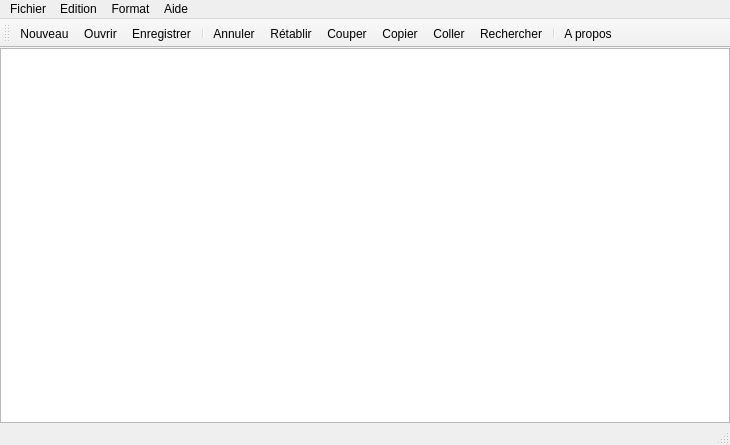
TheoMichaud/Apprendre_QT, file 04_BlocNotes/blocnotes.ui: the form before one commit.
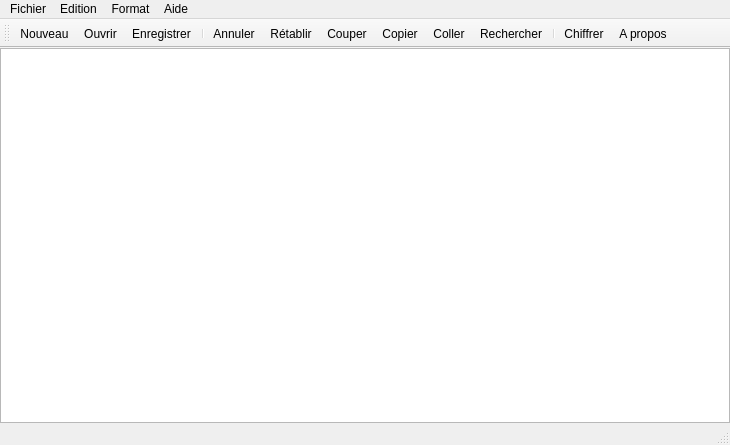
The form after the commit. Icons and pictures are not drawn.

```diff
--- a/04_BlocNotes/blocnotes.ui
+++ b/04_BlocNotes/blocnotes.ui
@@ -217,6 +217,7 @@
    <addaction name="actionColler"/>
    <addaction name="actionRechercher"/>
    <addaction name="separator"/>
+   <addaction name="actionCrypter"/>
    <addaction name="actionA_propos"/>
   </widget>
   <widget class="QStatusBar" name="statusBar"/>
```
Left out of the diff: 9 changed lines with no effect on the pictures.
